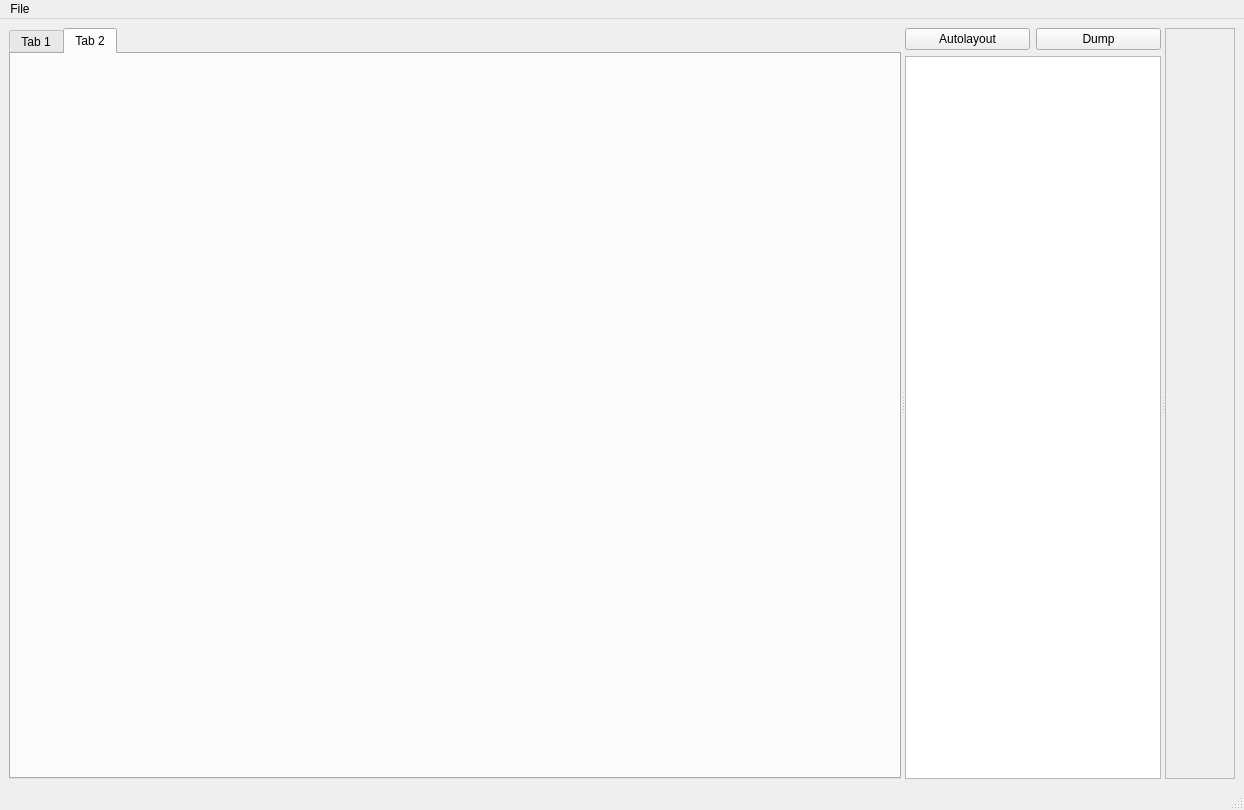
This is graph/assets/main.ui in AU-ExoMars/PCOT as Qt 5 draws it before an edit. The edited form follows.
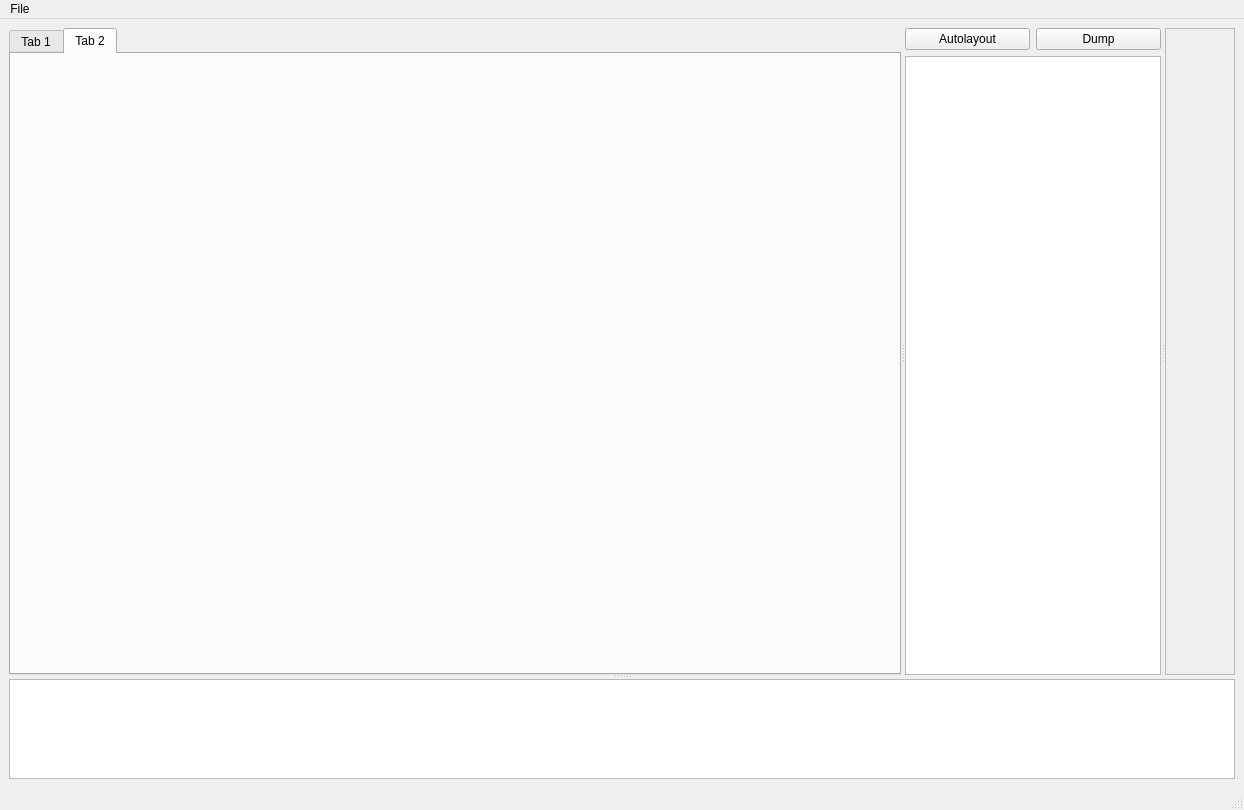
This is the edited form. Custom widgets are drawn as their Qt base class.

Patch:
```diff
--- a/graph/assets/main.ui
+++ b/graph/assets/main.ui
@@ -25,6 +25,10 @@
    </property>
    <layout class="QGridLayout" name="gridLayout">
     <item row="0" column="0">
+     <widget class="QSplitter" name="splitter_2">
+      <property name="orientation">
+       <enum>Qt::Vertical</enum>
+      </property>
      <widget class="QSplitter" name="splitter">
       <property name="orientation">
        <enum>Qt::Horizontal</enum>
@@ -122,10 +126,28 @@
           <x>0</x>
           <y>0</y>
           <width>68</width>
-          <height>748</height>
+           <height>644</height>
          </rect>
         </property>
        </widget>
+       </widget>
+      </widget>
+      <widget class="QTextEdit" name="logText">
+       <property name="sizePolicy">
+        <sizepolicy hsizetype="MinimumExpanding" vsizetype="MinimumExpanding">
+         <horstretch>0</horstretch>
+         <verstretch>0</verstretch>
+        </sizepolicy>
+       </property>
+       <property name="maximumSize">
+        <size>
+         <width>16777215</width>
+         <height>100</height>
+        </size>
+       </property>
+       <property name="readOnly">
+        <bool>true</bool>
+       </property>
       </widget>
      </widget>
     </item>
```
Left out of the diff: 14 changed lines with no effect on the pictures. Lines whose indentation alone changed are shown as unchanged.
